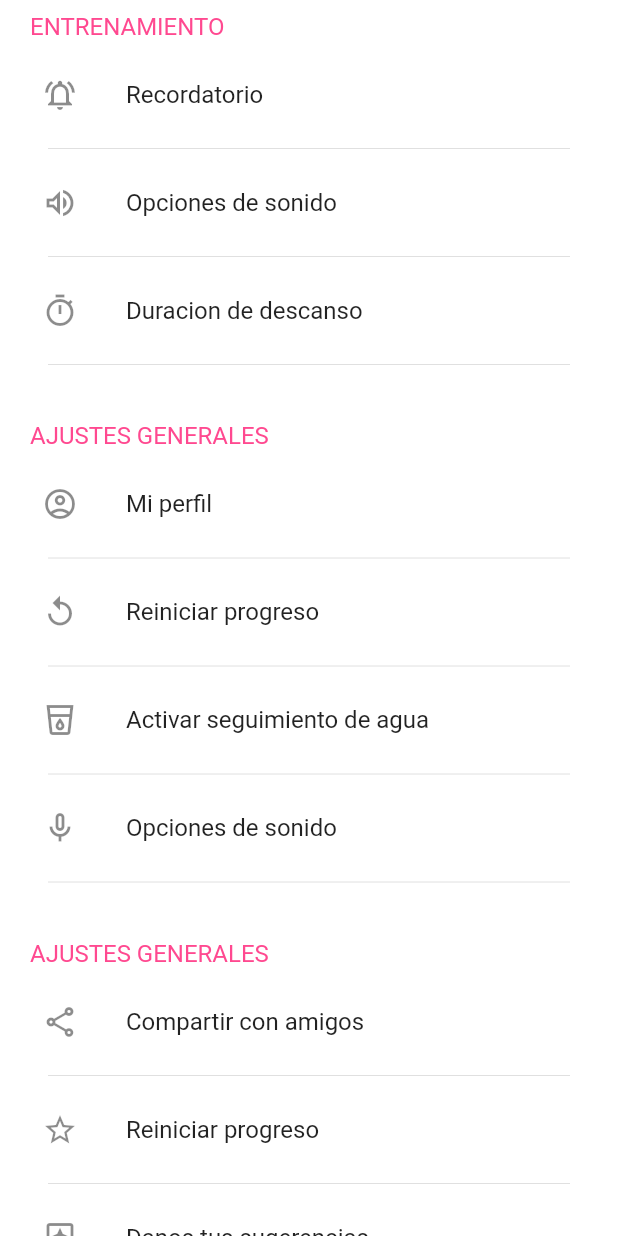
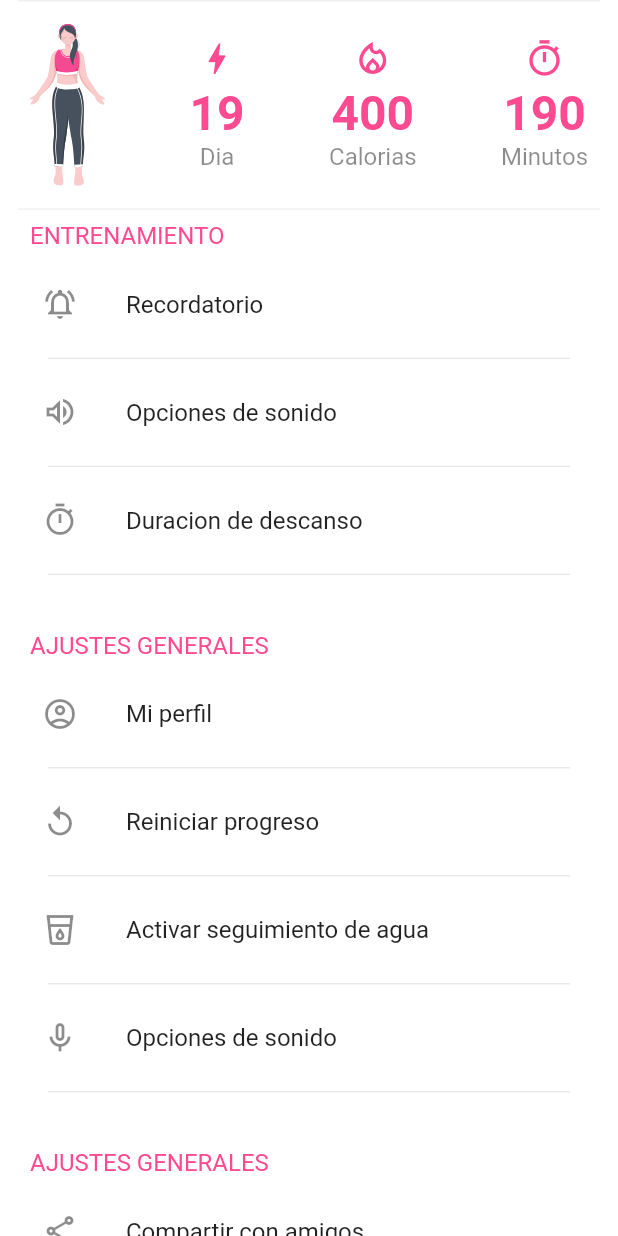
Before and after one commit to moises-MR/reto21, a Flutter app: the ProfileScreen screen opened by its route, on a phone screen of 412 x 824 dp. Run offline on Flutter 3.47's test engine with Material 2 defaults, Android fonts, the phone set to English and light mode, and no system bars; our stand-ins replace animate_do, card_swiper, circular_countdown_timer, contained_tab_bar_view, flutter_spinkit, flutter_svg and 2 more.

Commit message:
add header profile screen

```diff
--- a/lib/screens/profile_screen.dart
+++ b/lib/screens/profile_screen.dart
@@ -1,5 +1,6 @@
 import 'package:bajar_de_peso_21_dias/theme/app_theme.dart';
 import 'package:flutter/material.dart';
+import 'package:flutter_svg/svg.dart';
 
 class ProfileScreen extends StatelessWidget {
   const ProfileScreen({super.key});
@@ -69,6 +70,7 @@ class ProfileScreen extends StatelessWidget {
         child: Column(
           crossAxisAlignment: CrossAxisAlignment.start,
           children: [
+            const _HeaderProfile(),
             const Padding(
               padding: EdgeInsets.all(8.0),
               child: Text(
@@ -126,11 +128,63 @@ class ProfileScreen extends StatelessWidget {
                 ),
               ),
             ),
+          ],
+        ),
+      ),
+    ));
+  }
+}
+
+class _HeaderProfile extends StatelessWidget {
+  const _HeaderProfile({
+    Key? key,
+  }) : super(key: key);
+
+  @override
+  Widget build(BuildContext context) {
+    return Column(
+      children: [
+        Container(
+          margin: const EdgeInsets.only(bottom: 7),
+          height: 1,
+          color: const Color.fromARGB(14, 0, 0, 0),
+        ),
+        Padding(
+          padding: const EdgeInsets.all(8.0),
+          child: Row(
+            mainAxisAlignment: MainAxisAlignment.spaceBetween,
+            children: [
+              SvgPicture.asset(
+                'assets/SVG/girl_profile.svg',
+                width: 50,
+              ),
+              // const SizedBox(width: 20,),
+              _createColum(title: 'Dia', icon: Icons.bolt_outlined, value: '19'),
+              _createColum(title: 'Calorias', icon: Icons.local_fire_department_outlined, value: '400'),
+              _createColum(title: 'Minutos', icon: Icons.timer_outlined, value: '190'),
+
 
             ],
           ),
         ),
-    ));
+        Container(
+           margin: const EdgeInsets.only(top: 7),
+          height: 1,
+           color: const Color.fromARGB(14, 0, 0, 0),
+        ),
+      ],
+    );
+  }
+
+  Column _createColum({required String title, required IconData icon,required String value}) {
+    return Column(
+              children:  [
+                 Icon(icon, size: 27,color: AppTheme.primaryColor),
+                 const SizedBox(height: 4,),
+                 Text(value, style: TextStyle(color: AppTheme.primaryColor, fontSize: 32, fontWeight: FontWeight.bold),),
+                Text(title, style: TextStyle(fontSize: 16, color: AppTheme.blackLight),)
+              ],
+            );
   }
 }
 
```
Also changed, not shown: assets/SVG/girl_profile.svg (added). Lines whose indentation alone changed are shown as unchanged.
